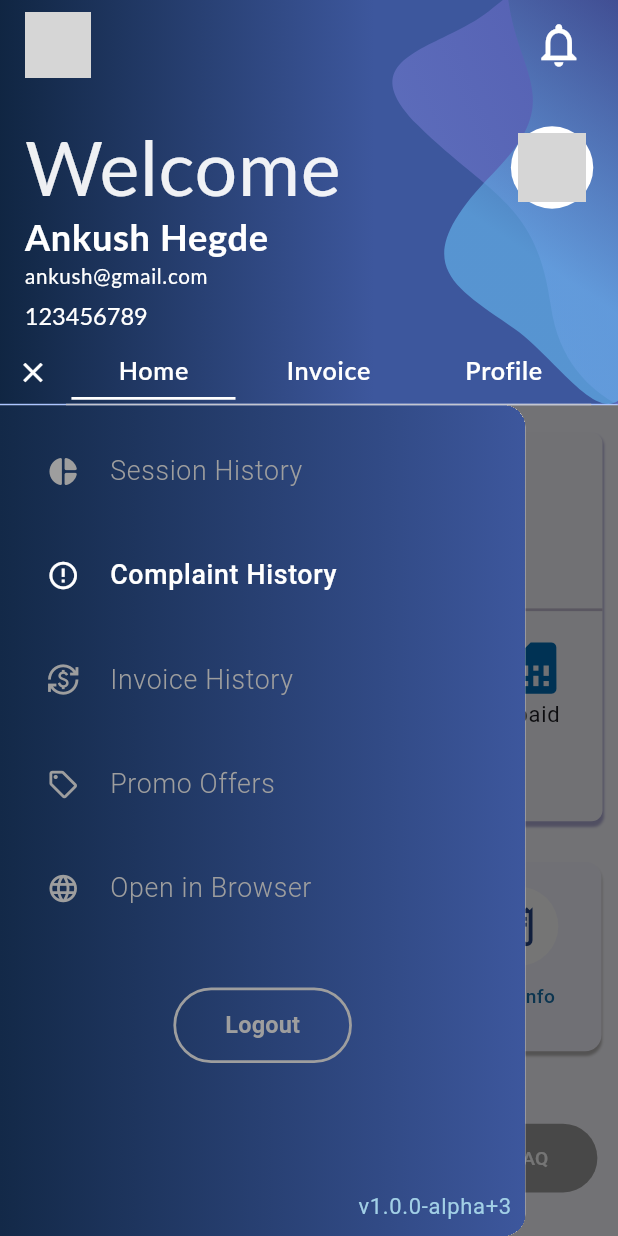
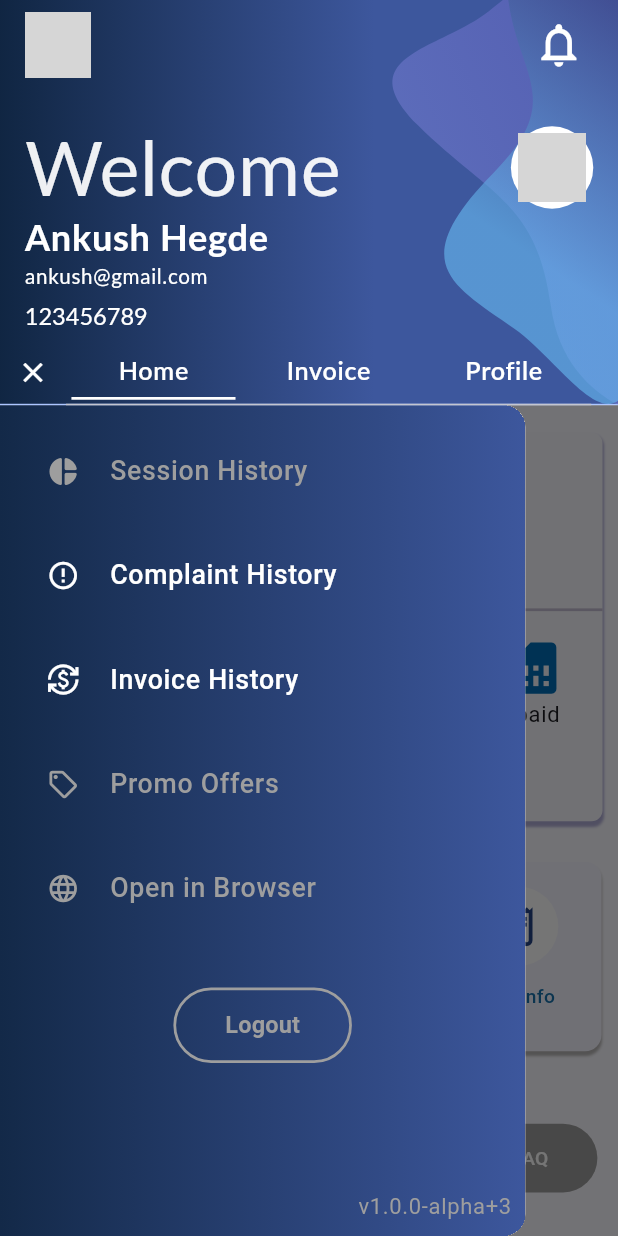
Before and after one commit to Broadway-Communications/Flutter-Application, a Flutter app: the screen it shows after launch, with the side drawer open, on a phone screen of 412 x 824 dp. Run offline on Flutter 3.47's test engine with Material 2 defaults, Android fonts, the phone set to English and light mode, and no system bars; our stand-ins replace auto_route, device_preview, flutter_rating_bar, flutter_screenutil, google_fonts, responsive_framework; network calls fail; Roboto replaces fonts that are missing (Lato); grey boxes are pictures that could not be loaded.

Commit message:
feat: add routing to invoice history page (#25)

```diff
--- a/lib/app/router/app_router.dart
+++ b/lib/app/router/app_router.dart
@@ -5,6 +5,7 @@ import 'package:unicorn/app/views/invoice_page.dart';
 import 'package:unicorn/app/views/profile_page.dart';
 import 'package:unicorn/app/views/app.dart';
 import 'package:unicorn/app/views/complaint_history_page.dart';
+import 'package:unicorn/app/views/invoice_history_page.dart';
 part 'app_router.gr.dart';
 
 @AutoRouterConfig()
@@ -24,7 +25,20 @@ class AppRouter extends _$AppRouter {
           transitionsBuilder: (context, animation, secondaryAnimation, child) {
             return SlideTransition(
               position: animation.drive(
-                  Tween(begin: Offset(0, 1), end: Offset.zero)
+                  Tween(begin: const Offset(0, 1), end: Offset.zero)
+                      .chain(CurveTween(curve: Curves.ease))),
+              child: child,
+            );
+          },
+        ),
+        CustomRoute(
+          page: InvoiceHistoryRoute.page,
+          path: '/invoiceHistoryPage',
+          initial: false,
+          transitionsBuilder: (context, animation, secondaryAnimation, child) {
+            return SlideTransition(
+              position: animation.drive(
+                  Tween(begin: const Offset(0, 1), end: Offset.zero)
                       .chain(CurveTween(curve: Curves.ease))),
               child: child,
             );
--- a/lib/app/views/app.dart
+++ b/lib/app/views/app.dart
@@ -1,6 +1,5 @@
 import 'package:auto_route/auto_route.dart';
 import 'package:flutter/material.dart';
-import 'package:flutter_screenutil/flutter_screenutil.dart';
 import 'package:unicorn/app/router/app_router.dart';
 import 'package:unicorn/app/widgets/navigation_drawer.dart';
 import 'package:unicorn/app/widgets/app_bar_contents.dart';
--- a/lib/app/views/home_page.dart
+++ b/lib/app/views/home_page.dart
@@ -39,7 +39,7 @@ class _HomePageState extends State<HomePage> {
           children: [
             Padding(
               padding: EdgeInsets.only(top: 20, bottom: 17.h),
-              child: PlanStatusCard(),
+              child: const PlanStatusCard(),
             ),
             SizedBox(
               height: size.height * 0.18,
@@ -92,7 +92,7 @@ class _HomePageState extends State<HomePage> {
                                 secondaryAnimation, child) {
                               return SlideTransition(
                                 position: animation.drive(
-                                    Tween(begin: Offset(0, 1), end: Offset.zero)
+                                    Tween(begin: const Offset(0, 1), end: Offset.zero)
                                         .chain(CurveTween(curve: Curves.ease))),
                                 child: child,
                               );
--- a/lib/app/widgets/complaint_card.dart
+++ b/lib/app/widgets/complaint_card.dart
@@ -27,7 +27,7 @@ class ComplaintCard extends StatefulWidget {
 
 class _ComplaintCardState extends State<ComplaintCard> {
   List<Map<String, Color>> status = [
-    {"Closed": Color(0xFF83E360)},
+    {"Closed": const Color(0xFF83E360)},
     {"Open": Colors.red},
     {"In Progress": Colors.blueAccent},
   ];
@@ -199,9 +199,9 @@ class _ComplaintCardState extends State<ComplaintCard> {
 
   AlertDialog dialogBox(Size size) {
     return AlertDialog(
-      insetPadding: EdgeInsets.symmetric(horizontal: 10),
+      insetPadding: const EdgeInsets.symmetric(horizontal: 10),
       titlePadding: const EdgeInsets.all(2),
-      contentPadding: EdgeInsets.symmetric(horizontal: 83),
+      contentPadding: const EdgeInsets.symmetric(horizontal: 83),
       title: Stack(
         children: [
           Positioned(
--- a/lib/app/widgets/navigation_drawer.dart
+++ b/lib/app/widgets/navigation_drawer.dart
@@ -3,7 +3,6 @@ import 'package:flutter/material.dart';
 import 'package:google_fonts/google_fonts.dart';
 import 'package:flutter_screenutil/flutter_screenutil.dart';
 import 'package:unicorn/app/router/app_router.dart';
-import 'package:unicorn/app/views/complaint_history_page.dart';
 
 class NavDrawer extends StatefulWidget {
   const NavDrawer({super.key});
@@ -43,13 +42,16 @@ class _NavDrawerState extends State<NavDrawer> {
                     listItems(Icons.donut_small_rounded, 'Session History'),
                     listItems(Icons.error_outline, 'Complaint History',
                         onPressed: () =>
-                            context.router.push(ComplaintHistoryRoute()),
+                            context.router.push(const ComplaintHistoryRoute()),
                         disabled: false),
                     listItems(
-                        Icons.currency_exchange_outlined, 'Invoice History'),
+                        Icons.currency_exchange_outlined, 'Invoice History',
+                        onPressed: () =>
+                            context.pushRoute(const InvoiceHistoryRoute()),
+                        disabled: false),
                     listItems(Icons.sell_outlined, 'Promo Offers'),
                     listItems(Icons.language_outlined, 'Open in Browser'),
-                    const MyContainer(), // Add the MyContainer widget here
+                    const MyContainer(),
                   ],
                 ),
               ),
@@ -60,7 +62,7 @@ class _NavDrawerState extends State<NavDrawer> {
                   style: GoogleFonts.roboto(
                     fontSize: 14.sp,
                     fontWeight: FontWeight.w400,
-                    color: const Color.fromARGB(255, 162, 208, 230),
+                    color: Colors.grey,
                     letterSpacing: 0.5,
                   ),
                 ),
@@ -86,7 +88,11 @@ listItems(IconData icon, String text,
             borderRadius: BorderRadius.all(Radius.circular(30))),
         child: InkWell(
           borderRadius: const BorderRadius.all(Radius.circular(30)),
-          onTap: () => onPressed!(),
+          onTap: onPressed != null
+              ? () {
+                  onPressed();
+                }
+              : null,
           child: ListTile(
             leading: Icon(
               icon,
@@ -99,7 +105,7 @@ listItems(IconData icon, String text,
               text,
               style: GoogleFonts.roboto(
                 fontSize: 17.sp,
-                fontWeight: !disabled ? FontWeight.w500 : FontWeight.w300,
+                fontWeight: FontWeight.w500,
                 color: !disabled ? Colors.white : Colors.grey,
                 letterSpacing: 0.5,
               ),
@@ -173,12 +179,3 @@ class MyContainer extends StatelessWidget {
     );
   }
 }
-
-class DummyWidget extends StatelessWidget {
-  const DummyWidget({super.key});
-
-  @override
-  Widget build(BuildContext context) {
-    return Container();
-  }
-}
--- a/lib/app/widgets/plan_status_card.dart
+++ b/lib/app/widgets/plan_status_card.dart
@@ -112,13 +112,13 @@ class _PlanStatusCardState extends State<PlanStatusCard> {
               style: ElevatedButton.styleFrom(
                   backgroundColor: const Color.fromARGB(255, 253, 88, 82),
                   shape: RoundedRectangleBorder(
-                      borderRadius: BorderRadius.circular(10))),
+                      borderRadius: BorderRadius.circular(100))),
               child: const Text(
                 "Renew",
                 style: TextStyle(
                     color: Colors.white,
-                    fontSize: 19,
-                    fontWeight: FontWeight.normal),
+                    fontSize: 15,
+                    fontWeight: FontWeight.w500),
               ),
             ),
           )
--- a/lib/app/widgets/register_complaint_pop_up.dart
+++ b/lib/app/widgets/register_complaint_pop_up.dart
@@ -23,7 +23,7 @@ class RegisterComplaintPopUpState extends State<RegisterComplaintPopUp> {
         return AlertDialog(
 
           insetPadding: EdgeInsets.symmetric(horizontal: 13.w),
-          backgroundColor: Color.fromRGBO(255, 255, 255, 1),
+          backgroundColor: const Color.fromRGBO(255, 255, 255, 1),
           shape: RoundedRectangleBorder(
             borderRadius: BorderRadius.circular(15.0),
           ),
```
Also changed, not shown: lib/app/views/invoice_page.dart (+5 -2 lines), lib/app/router/app_router.gr.dart.
